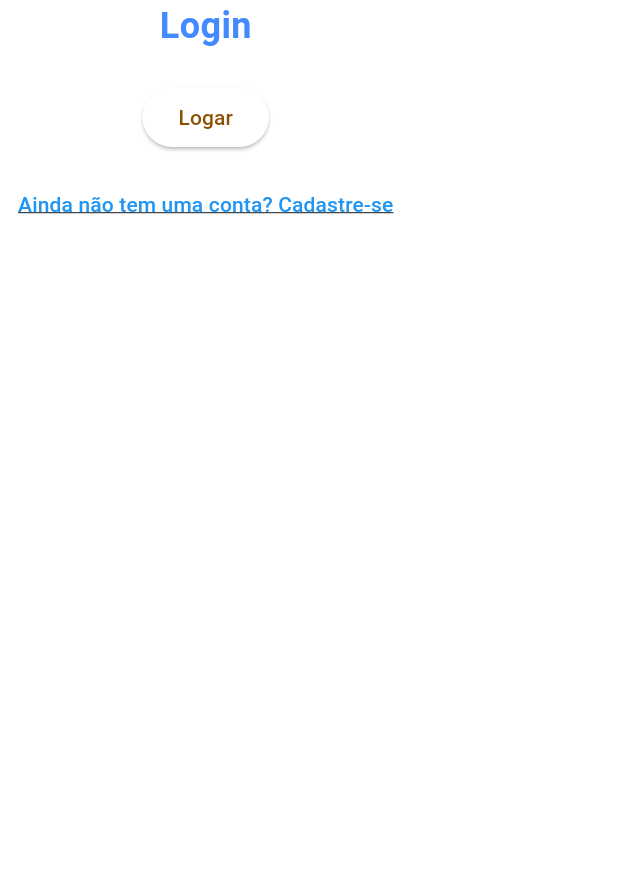
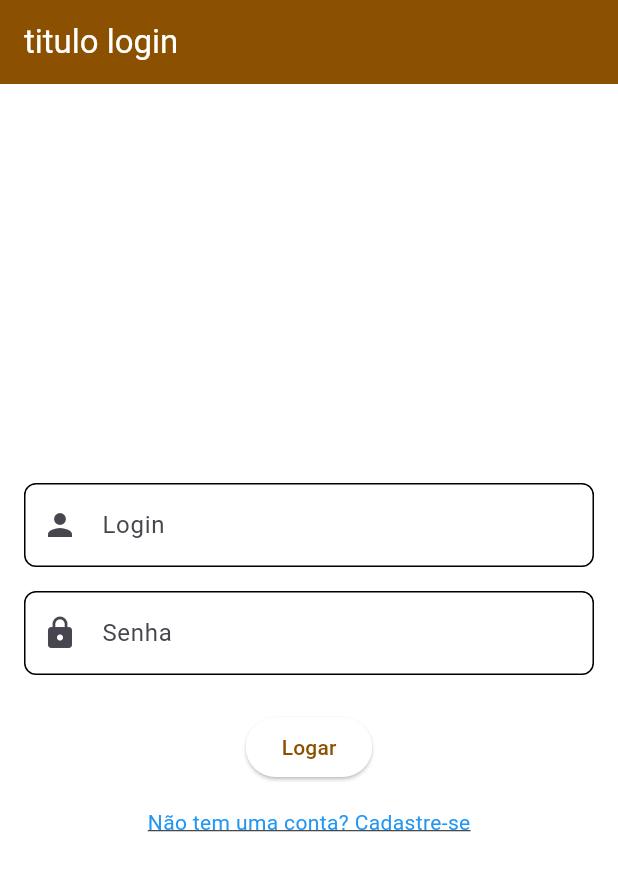
Before and after one commit to FrancisCarolina/flutter_check, a Flutter app: the screen it shows after launch, on a phone screen of 412 x 824 dp. Shown: the top 871 px of the screen. Run offline on Flutter 3.47's test engine with Material 2 defaults, Android fonts, the phone set to English and light mode, and no system bars; our stand-ins replace get.

Commit message:
inputs de login

```diff
--- /dev/null
+++ b/login/lib/components/input_text_field.dart.dart
@@ -0,0 +1,75 @@
+import 'package:flutter/material.dart';
+import 'package:flutter/services.dart';
+
+class InputTextField extends StatelessWidget {
+  const InputTextField({
+    super.key,
+    required this.textEditingController,
+    required this.label,
+    required this.onValidator,
+    this.icon,
+    this.hint,
+    this.inputFormatters,
+    this.keyboardType,
+    this.onFieldSubmitted,
+    this.globalKey,
+    this.focusNode,
+    this.obscureText = false, // Adiciona obscureText com valor padrão
+  });
+
+  final String label;
+  final String? hint;
+  final IconData? icon;
+  final TextEditingController textEditingController;
+  final String? Function(String? value) onValidator;
+  final String? Function(String? value)? onFieldSubmitted;
+  final List<TextInputFormatter>? inputFormatters;
+  final TextInputType? keyboardType;
+  final FocusNode? focusNode;
+  final Key? globalKey;
+  final bool obscureText; // Novo campo para controlar a visibilidade do texto
+
+  @override
+  Widget build(BuildContext context) {
+    return TextFormField(
+      key: globalKey,
+      controller: textEditingController,
+      focusNode: focusNode,
+      validator: onValidator,
+      inputFormatters: inputFormatters,
+      keyboardType: keyboardType,
+      onFieldSubmitted: onFieldSubmitted,
+      obscureText: obscureText, // Define se o texto deve ser oculto
+      decoration: InputDecoration(
+        filled: true,
+        label: Text(label),
+        hintText: hint ?? label,
+        prefixIcon: Icon(icon),
+        enabledBorder: OutlineInputBorder(
+          borderRadius: BorderRadius.circular(8),
+        ),
+        focusedBorder: OutlineInputBorder(
+          borderRadius: BorderRadius.circular(8),
+          borderSide: BorderSide(
+            color: Theme.of(context).colorScheme.primary,
+            width: 2.5,
+          ),
+        ),
+        errorBorder: OutlineInputBorder(
+          borderRadius: BorderRadius.circular(8),
+          borderSide: BorderSide(
+            color: Theme.of(context).colorScheme.error,
+            width: 1,
+          ),
+        ),
+        focusedErrorBorder: OutlineInputBorder(
+          borderRadius: BorderRadius.circular(8),
+          borderSide: BorderSide(
+            color: Theme.of(context).colorScheme.error,
+            width: 2,
+          ),
+        ),
+      ),
+    );
+  }
+}
--- a/login/lib/views/login.dart
+++ b/login/lib/views/login.dart
@@ -1,51 +1,89 @@
 import 'package:flutter/material.dart';
-import 'package:get/get.dart';
+import 'package:get/get.dart'; // Importa GetX para navegação
+import 'package:login/components/input_text_field.dart.dart'; // Importa o componente InputTextField
 
 class Login extends StatefulWidget {
+  final String title;
   const Login({super.key, required this.title});
-
-  final String title;
 
   @override
   State<Login> createState() => _LoginState();
 }
 
 class _LoginState extends State<Login> {
-//teste
+  final TextEditingController _loginController = TextEditingController();
+  final TextEditingController _passwordController = TextEditingController();
+
+  final GlobalKey<FormState> _formKey = GlobalKey<FormState>();
+
   @override
   Widget build(BuildContext context) {
     return Scaffold(
-      body: Container(
-        child: Column(children: <Widget>[
-          const Text(
-                  "Login",
-                  style: TextStyle(
-                    fontSize: 24,
-                    fontWeight: FontWeight.bold,
-                    color: Colors.blueAccent
+      appBar: AppBar(
+        title: Text(widget.title),
       ),
+      body: Padding(
+        padding: const EdgeInsets.all(16.0),
+        child: Form(
+          key: _formKey,
+          child: Column(
+            mainAxisAlignment: MainAxisAlignment.center,
+            children: <Widget>[
+              InputTextField(
+                textEditingController: _loginController,
+                label: 'Login',
+                onValidator: (value) {
+                  if (value == null || value.isEmpty) {
+                    return 'Por favor, insira seu login';
+                  }
+                  return null;
+                },
+                icon: Icons.person,
               ),
-            const SizedBox(height: 20), // Espaço entre o Text e o botão
+              const SizedBox(height: 16),
+              InputTextField(
+                textEditingController: _passwordController,
+                label: 'Senha',
+                hint: 'Digite sua senha',
+                onValidator: (value) {
+                  if (value == null || value.isEmpty) {
+                    return 'Por favor, insira sua senha';
+                  }
+                  return null;
+                },
+                icon: Icons.lock,
+                obscureText: true, // Torna o texto da senha oculto
+              ),
+              const SizedBox(height: 24),
               ElevatedButton(
                 onPressed: () {
-                Get.toNamed('/home');
+                  if (_formKey.currentState?.validate() ?? false) {
+                    // Aqui você pode adicionar a lógica para login
+                    ScaffoldMessenger.of(context).showSnackBar(
+                      SnackBar(content: Text('Login realizado com sucesso')),
+                    );
+                    // Navegação para a página Home, por exemplo:
+                    Get.offNamed('/home');
+                  }
                 },
                 child: const Text('Logar'),
               ),
-            const SizedBox(height: 10), // Espaço entre o ElevatedButton e o TextButton
-            TextButton(
-              onPressed: () {
-                Get.toNamed('/cadastrar');
+              const SizedBox(height: 16),
+              GestureDetector(
+                onTap: () {
+                  Get.toNamed('/cadastrar'); // Navega para a página de cadastrar
                 },
                 child: const Text(
-                'Ainda não tem uma conta? Cadastre-se',
+                  'Não tem uma conta? Cadastre-se',
                   style: TextStyle(
-                  color: Colors.blue, // Cor do texto para parecer um link
-                  decoration: TextDecoration.underline, // Sublinha o texto
+                    color: Colors.blue,
+                    decoration: TextDecoration.underline,
                   ),
                 ),
               ),
-        ],),
+            ],
+          ),
+        ),
       ),
     );
   }
```
Lines whose indentation alone changed are shown as unchanged.
